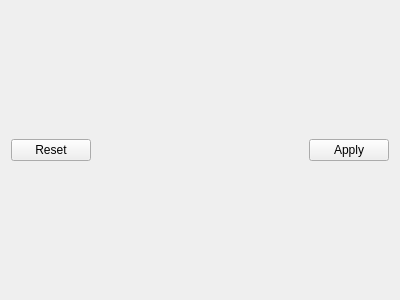
First picture: the form in client/queryfields.ui, repository sshmakov/Traquera, before the edit.
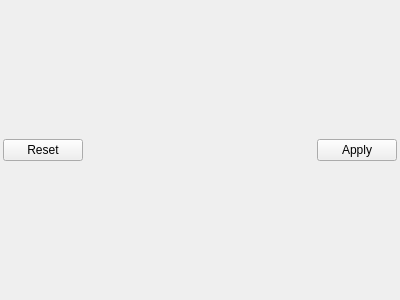
Second picture: the form after the edit.

The edit to the form file:
```diff
--- a/client/queryfields.ui
+++ b/client/queryfields.ui
@@ -14,6 +14,12 @@
    <string>Form</string>
   </property>
   <layout class="QVBoxLayout" name="verticalLayout_3">
+   <property name="spacing">
+    <number>3</number>
+   </property>
+   <property name="margin">
+    <number>3</number>
+   </property>
    <item>
     <layout class="QVBoxLayout" name="contentLayout">
      <property name="spacing">
```
